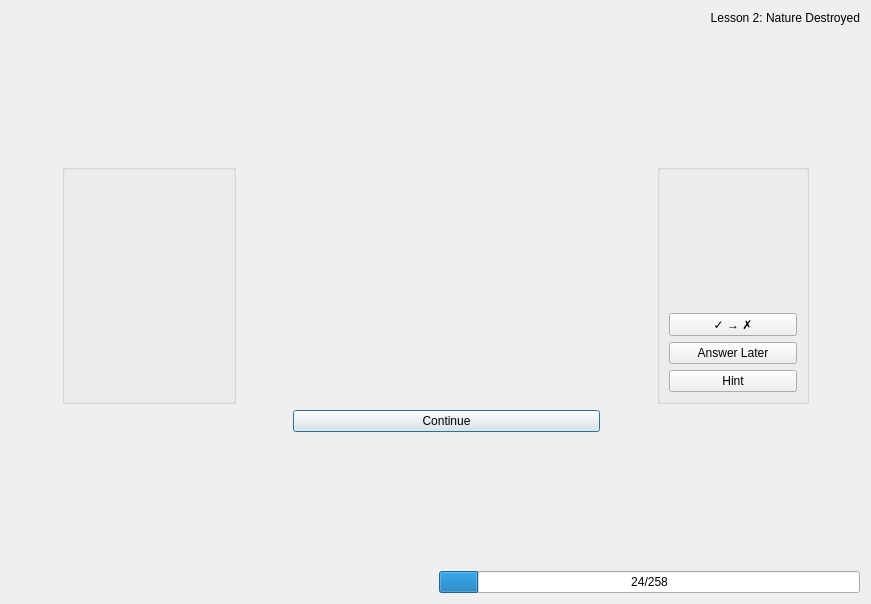
Qt form src/practice/practice_mainwindow.ui (KDE/parley) before a commit.
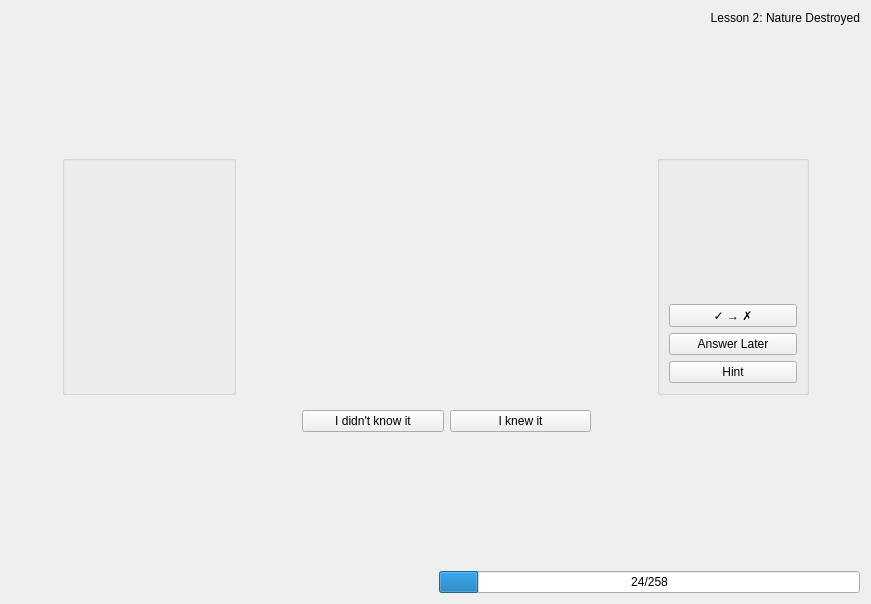
The same form after that commit. Icons and pictures are not drawn. Custom widgets are drawn as their Qt base class.

Commit message: show "I knew it"/"I didn't know it" buttons in flash card mode instead of the continue button

The edit to the form file:
```diff
--- a/src/practice/practice_mainwindow.ui
+++ b/src/practice/practice_mainwindow.ui
@@ -216,6 +216,13 @@
       </widget>
      </item>
      <item row="1" column="3">
+      <widget class="QStackedWidget" name="buttonStack">
+       <property name="currentIndex">
+        <number>1</number>
+       </property>
+       <widget class="QWidget" name="page">
+        <layout class="QVBoxLayout" name="verticalLayout_3">
+         <item>
       <widget class="QPushButton" name="continueButton">
        <property name="text">
         <string>Continue</string>
@@ -229,6 +236,28 @@
       </widget>
      </item>
     </layout>
+       </widget>
+       <widget class="QWidget" name="page_2">
+        <layout class="QHBoxLayout" name="horizontalLayout">
+         <item>
+          <widget class="QPushButton" name="countAsWrongButton">
+           <property name="text">
+            <string>I didn't know it</string>
+           </property>
+          </widget>
+         </item>
+         <item>
+          <widget class="QPushButton" name="countAsCorrectButton">
+           <property name="text">
+            <string>I knew it</string>
+           </property>
+          </widget>
+         </item>
+        </layout>
+       </widget>
+      </widget>
+     </item>
+    </layout>
    </item>
    <item>
     <spacer name="verticalSpacer_2">
```
Left out of the diff: 4 changed lines with no effect on the pictures. Lines whose indentation alone changed are shown as unchanged. The commit also changes 12 other files.
